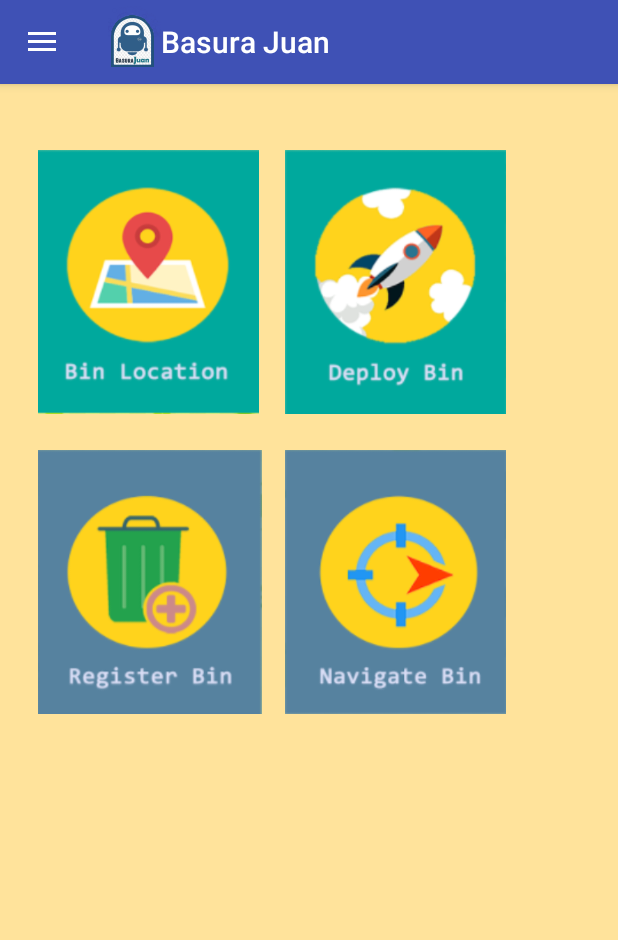
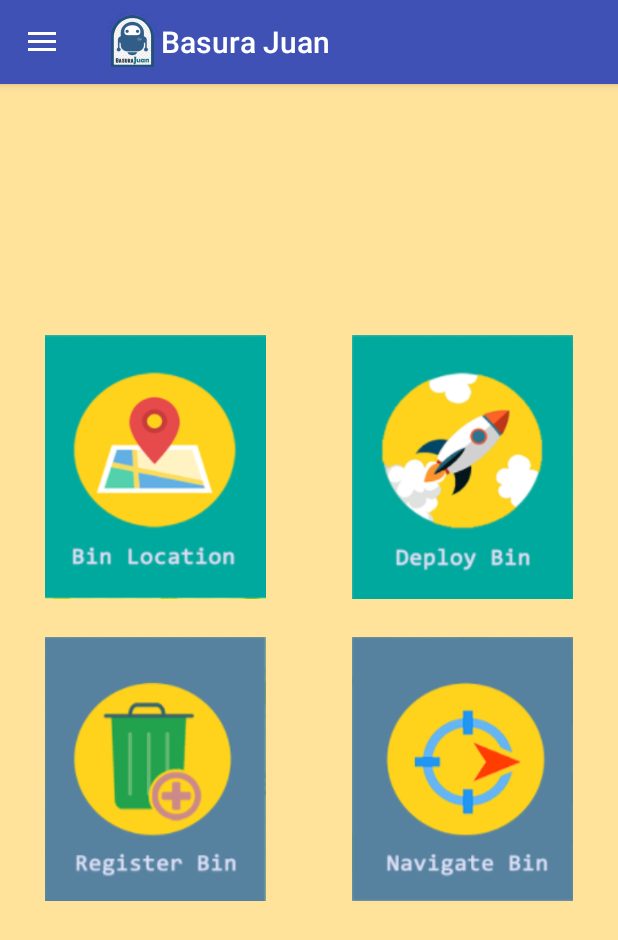
Before and after one commit to devonexus/project-payoy, an Android app: the HomeActivity screen opened directly, with no data from a screen before it, on a phone screen of 412 x 824 dp. Shown: the top 940 px of the screen. Run offline under Robolectric (Android 15) with nearby library versions, the phone set to English and light mode, and no system bars; our stand-ins replace Picasso; libraries missing offline, so code that uses them is left out: com.joanzapata.iconify, jp.wasabeef.picasso; plain views replace IconButton; pictures from the network do not load; 6 statements that could not run were skipped.

Commit message:
Relative Layout fixed

```diff
--- a/app/src/main/java/com/example/apaodevo/basura_juan/Activities/HomeActivity.java
+++ b/app/src/main/java/com/example/apaodevo/basura_juan/Activities/HomeActivity.java
@@ -75,7 +75,7 @@ public class HomeActivity extends NavigationDrawerActivity{
 
     }
     private void initializeProgressDialogState(){
-        pDialog = new ProgressDialog(this);
+        pDialog = new ProgressDialog(this, R.style.AppCompatAlertDialogStyle);
         pDialog.setMessage("Signing out, Please wait...");
         pDialog.setCancelable(false);
     }
--- a/app/src/main/java/com/example/apaodevo/basura_juan/Activities/NavigationDrawerActivity.java
+++ b/app/src/main/java/com/example/apaodevo/basura_juan/Activities/NavigationDrawerActivity.java
@@ -185,7 +185,7 @@ public class NavigationDrawerActivity extends AppCompatActivity implements Navig
     }
 
     private void initializeProgressDialogState(){
-        pDialog = new ProgressDialog(this);
+        pDialog = new ProgressDialog(this, R.style.AppCompatAlertDialogStyle);
         pDialog.setMessage("Signing out, Please wait...");
         pDialog.setCancelable(false);
     }
--- a/app/src/main/java/com/example/apaodevo/basura_juan/Activities/UserProfileActivity.java
+++ b/app/src/main/java/com/example/apaodevo/basura_juan/Activities/UserProfileActivity.java
@@ -107,6 +107,7 @@ public class UserProfileActivity extends NavigationDrawerActivity{
 
         Picasso.with(this).load(imageUrl)
                 .transform(new CropCircleTransformation())
+                .resize(220, 220)
                 .error(R.drawable.user_profile_placeholder)
                 .into(imageView);
         imageView.setOnClickListener(new View.OnClickListener() {
--- a/app/src/main/res/layout/activity_home.xml
+++ b/app/src/main/res/layout/activity_home.xml
@@ -1,59 +1,44 @@
 <?xml version="1.0" encoding="utf-8"?>
-<android.support.design.widget.CoordinatorLayout xmlns:android="http://schemas.android.com/apk/res/android"
-    xmlns:app="http://schemas.android.com/apk/res-auto"
-    xmlns:tools="http://schemas.android.com/tools"
-    android:layout_width="match_parent"
-    android:layout_height="match_parent"
+<RelativeLayout xmlns:android="http://schemas.android.com/apk/res/android"
+    android:orientation="vertical" android:layout_width="match_parent"
+    android:gravity="center"
+    android:background="@color/colorBg"
+    android:layout_height="match_parent">
+    <Button
+        android:id="@+id/btn_de"
+        android:layout_width="147dp"
+        android:layout_height="176dp"
+        android:layout_alignParentLeft="true"
+        android:layout_marginLeft="30dp"
+        android:background="@drawable/bin_location" />
 
+    <Button
+        android:id="@+id/btn_deploy_bin"
+        android:layout_alignRight="@+id/btn_de"
+        android:layout_width="147dp"
+        android:layout_height="176dp"
 
+        android:layout_alignParentRight="true"
+        android:layout_marginRight="30dp"
+        android:background="@drawable/deploy_bin"/>
 
-    android:background="@color/colorBg"
-
-    tools:context="com.example.apaodevo.basura_juan.Activities.HomeActivity">
+    <Button
+        android:id="@+id/btn_register_bin"
+        android:layout_alignParentLeft="true"
+        android:layout_marginTop="25dp"
+        android:layout_below="@+id/btn_de"
+        android:background="@drawable/register_bin"
+        android:layout_width="147dp"
+        android:layout_marginLeft="30dp"
+        android:layout_height="176dp" />
 
     <Button
         android:id="@+id/btn_navigate_bin"
         android:layout_width="147dp"
-        android:layout_height="176dp"
-        android:layout_marginLeft="190dp"
-        android:layout_marginTop="300dp"
+        android:layout_below="@id/btn_de"
+        android:layout_marginTop="25dp"
         android:background="@drawable/navigate_bin"
-        android:padding="0dp"
-        tools:layout_editor_absoluteX="16dp"
-        tools:layout_editor_absoluteY="306dp" />
-
-    <Button
-        android:id="@+id/btn_de"
-        android:layout_width="147dp"
-        android:layout_height="176dp"
-        android:layout_marginLeft="25dp"
-        android:layout_marginTop="100dp"
-        android:background="@drawable/bin_location"
-        android:padding="0dp"
-        tools:layout_editor_absoluteX="205dp"
-        tools:layout_editor_absoluteY="70dp" />
-
-    <Button
-        android:id="@+id/btn_deploy_bin"
-        android:layout_width="147dp"
-        android:layout_height="176dp"
-        android:layout_marginLeft="190dp"
-        android:layout_marginTop="100dp"
-        android:background="@drawable/deploy_bin"
-        android:padding="0dp"
-        tools:layout_editor_absoluteX="16dp"
-        tools:layout_editor_absoluteY="70dp" />
-
-    <Button
-        android:id="@+id/btn_register_bin"
-        android:layout_width="149dp"
-        android:layout_height="176dp"
-        android:layout_marginLeft="25dp"
-        android:layout_marginTop="300dp"
-        android:background="@drawable/register_bin"
-        android:padding="0dp"
-        tools:layout_editor_absoluteX="16dp"
-        tools:layout_editor_absoluteY="306dp" />
-
-
-</android.support.design.widget.CoordinatorLayout>
+        android:layout_alignParentRight="true"
+        android:layout_marginRight="30dp"
+        android:layout_height="176dp" />
+</RelativeLayout>
--- a/app/src/main/res/layout/activity_login.xml
+++ b/app/src/main/res/layout/activity_login.xml
@@ -5,6 +5,7 @@
     android:layout_width="match_parent"
     android:layout_height="match_parent"
     android:background="@drawable/login_bg"
+    android:gravity="center"
     tools:context="com.example.apaodevo.basura_juan.Activities.LoginActivity">
 
     <Button
--- a/app/src/main/res/layout/activity_register_user.xml
+++ b/app/src/main/res/layout/activity_register_user.xml
@@ -26,7 +26,7 @@
                 android:layout_marginBottom="47dp"
                 android:inputType="textCapSentences"
                 android:hint="@string/hint_fname"
-                android:singleLine="true" />
+                android:maxLines="1" />
 
 
         </android.support.design.widget.TextInputLayout>
--- a/app/src/main/res/values/styles.xml
+++ b/app/src/main/res/values/styles.xml
@@ -18,6 +18,7 @@
     <style name="AppTheme.PopupOverlay" parent="ThemeOverlay.AppCompat.Light"></style>
     <style name="AppCompatAlertDialogStyle" parent="Theme.AppCompat.Light.Dialog.Alert">
         <item name="android:colorAccent">@color/colorPink</item>
+        <item name="android:textColorSecondary">@color/colorWhite</item>
         <item name="android:textColorPrimary">@color/colorWhite</item>
         <item name="android:background">@color/colorBlack</item>
     </style>
```
